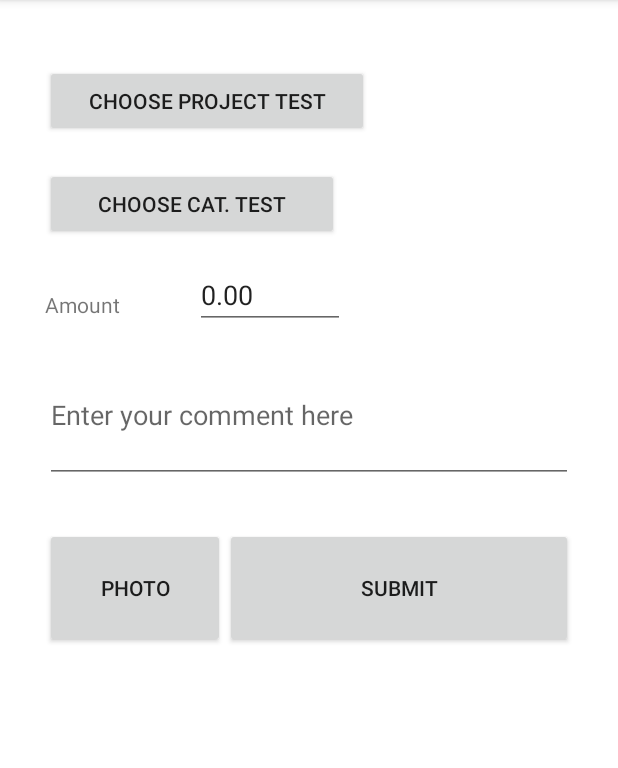
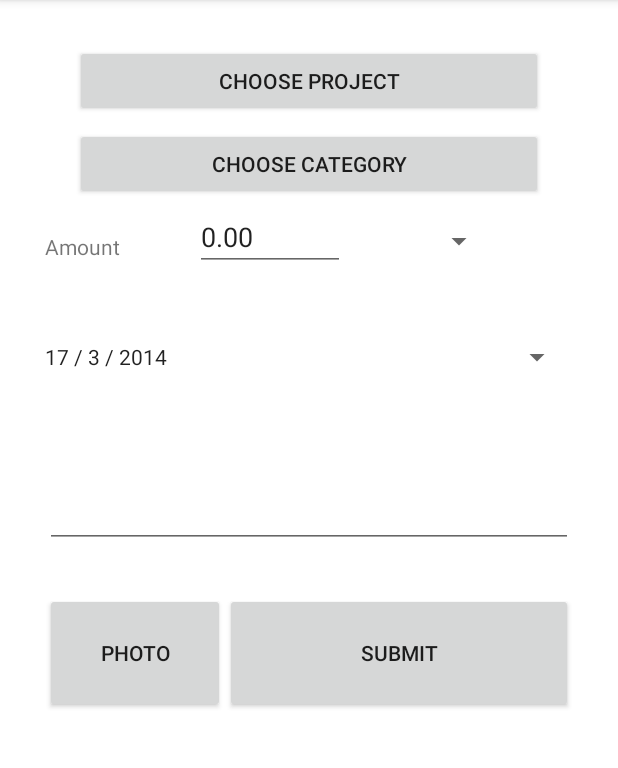
Before and after one commit to vinhnghi223/Project-5, an Android app: the AddScreenActivity screen opened directly, with no data from a screen before it, on a phone screen of 412 x 824 dp, the part 84-852 px from its top. Run offline under Robolectric (Android 15) with nearby library versions, the phone set to English and light mode, and no system bars; libraries missing offline, so code that uses them is left out: com.fourmob.datetimepicker, com.sleepbot.datetimepicker; 2 statements that could not run were skipped.

Commit message:
AddScreen modification

```diff
--- a/app/build.gradle
+++ b/app/build.gradle
@@ -20,6 +20,6 @@ android {
 
 dependencies {
     compile 'com.android.support:appcompat-v7:+'
-    compile 'com.j256.ormlite:ormlite-android:4.48'
+    compile 'com.github.flavienlaurent.datetimepicker:library:0.0.1'
     compile fileTree(dir: 'libs', include: ['*.jar'])
 }
--- a/app/src/main/AndroidManifest.xml
+++ b/app/src/main/AndroidManifest.xml
@@ -11,6 +11,7 @@
         android:required="true" />
 
     <uses-permission android:name="android.permission.WRITE_EXTERNAL_STORAGE" />
+    <uses-permission android:name="android.permission.VIBRATE" />
 
     <application
         android:allowBackup="true"
--- a/app/src/main/java/pl/byd/wsg/promand/project5/add/AddScreenActivity.java
+++ b/app/src/main/java/pl/byd/wsg/promand/project5/add/AddScreenActivity.java
@@ -8,14 +8,18 @@ import android.database.sqlite.SQLiteDatabase;
 import android.hardware.Camera;
 import android.support.v7.app.ActionBarActivity;
 import android.os.Bundle;
+import android.support.v7.app.ActionBarActivity;
 import android.util.Log;
 import android.view.Menu;
 import android.view.MenuItem;
 import android.view.View;
+import android.widget.Button;
 import android.widget.EditText;
 import android.widget.TextView;
 import android.widget.Toast;
 
+import com.fourmob.datetimepicker.date.DatePickerDialog;
+import com.sleepbot.datetimepicker.time.TimePickerDialog;
 import pl.byd.wsg.promand.project5.categories.CategoriesActivity;
 import pl.byd.wsg.promand.project5.dashboards.DashboardListViewActivity;
 import pl.byd.wsg.promand.project5.database.DataSource;
@@ -25,21 +29,44 @@ import pl.byd.wsg.promand.project5.model.ExpenseEntry;
 import pl.byd.wsg.promand.project5.projects.ProjectActivity;
 import pl.byd.wsg.promand.project5.R;
 
+import java.util.Calendar;
+
 /**
  * Created by Sergey on 3/14/14.
  */
 
-public class AddScreenActivity extends ActionBarActivity {
+public class AddScreenActivity extends ActionBarActivity implements DatePickerDialog.OnDateSetListener {
     EditText inputAmountEditText,commentEditText;
     public static TextView projectTextView, categoryTextView;
     DataSource dataSource;
 
+    public static final String DATEPICKER_TAG = "datepicker";
+
     @Override
     protected void onCreate(Bundle savedInstanceState) {
+
+        final Calendar calendar = Calendar.getInstance();
+        final com.fourmob.datetimepicker.date.DatePickerDialog datePickerDialog = com.fourmob.datetimepicker.date.DatePickerDialog.newInstance(this, calendar.get(Calendar.YEAR), calendar.get(Calendar.MONTH), calendar.get(Calendar.DAY_OF_MONTH));
+
         super.onCreate(savedInstanceState);
-        setContentView(R.layout.add_screen_test);
+        setContentView(R.layout.add_screen);
         ActionBar actionBar = getActionBar();
         actionBar.setHomeButtonEnabled(true); //this required API level 14  MIGUEL
+
+        findViewById(R.id.selectDateButton).setOnClickListener(new View.OnClickListener() {
+            @Override
+            public void onClick(View v) {
+                datePickerDialog.setYearRange(1999, 2028);
+                datePickerDialog.show(getSupportFragmentManager(), DATEPICKER_TAG);
+            }
+        });
+
+        if (savedInstanceState != null) {
+            com.fourmob.datetimepicker.date.DatePickerDialog dpd = (com.fourmob.datetimepicker.date.DatePickerDialog) getSupportFragmentManager().findFragmentByTag(DATEPICKER_TAG);
+            if (dpd != null) {
+                dpd.setOnDateSetListener((com.fourmob.datetimepicker.date.DatePickerDialog.OnDateSetListener) this);
+            }
+        }
 
         //References for user input edit text
         projectTextView= (TextView) findViewById(R.id.projectTextView);
@@ -50,6 +77,14 @@ public class AddScreenActivity extends ActionBarActivity {
         //instantiate DataSource
         dataSource=new DataSource(this);
         dataSource.open();
+
+        int parseMonth = calendar.get(Calendar.MONTH) + 1;
+
+        String dynamicCalendarText = calendar.get(Calendar.DAY_OF_MONTH) + " / " + parseMonth + " / " + calendar.get(Calendar.YEAR);
+
+        Button nButton = (Button) findViewById(R.id.selectDateButton);
+        nButton.setText(dynamicCalendarText);
+
     }
 
     @Override
@@ -135,4 +170,11 @@ public class AddScreenActivity extends ActionBarActivity {
         super.onPause();
         dataSource.close();
     }
+
+    @Override
+    public void onDateSet( com.fourmob.datetimepicker.date.DatePickerDialog datePickerDialog, int year, int month, int day) {
+        Button nButton = (Button) findViewById(R.id.selectDateButton);
+        month += 1;
+        nButton.setText(day + " / " + month + " / " + year);
+    }
 }
--- a/app/src/main/res/layout/add_screen.xml
+++ b/app/src/main/res/layout/add_screen.xml
@@ -61,9 +61,18 @@
             android:layout_marginTop="7dp"
             android:orientation="horizontal">
 
+            <Button
+                android:layout_width="match_parent"
+                android:layout_height="match_parent"
+                android:id="@+id/selectDateButton"
+                style="?android:attr/spinnerStyle"/>
+
+            <!--
+
             <DatePicker
                 android:layout_width="match_parent"
-                android:layout_height="match_parent" />
+                android:layout_height="match_parent"
+                android:calendarViewShown="false"/> -->
 
         </LinearLayout>
 
```
Also changed, not shown: app/src/main/java/pl/byd/wsg/promand/project5/model/Project.java (deleted, +0 -39 lines), app/src/main/java/pl/byd/wsg/promand/project5/model/Subcategory.java (deleted, +0 -38 lines).
